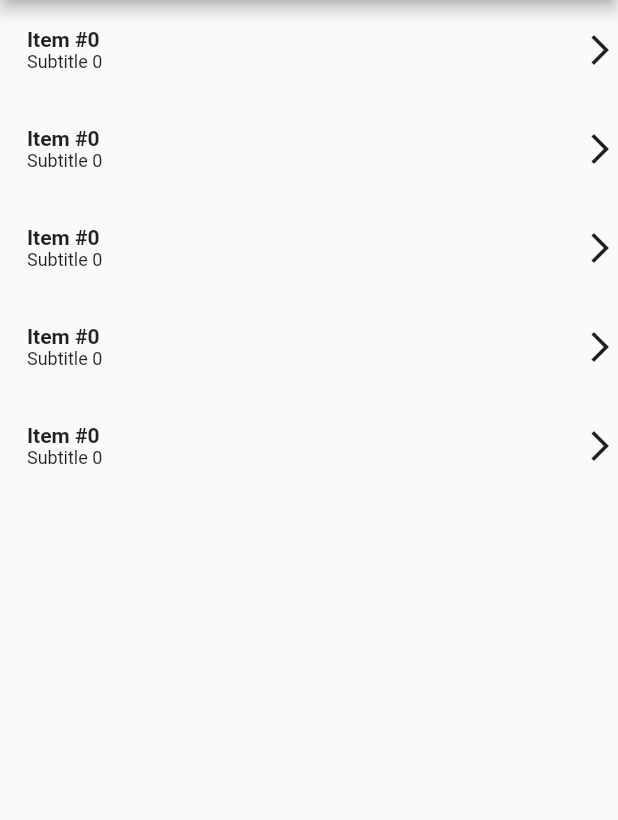
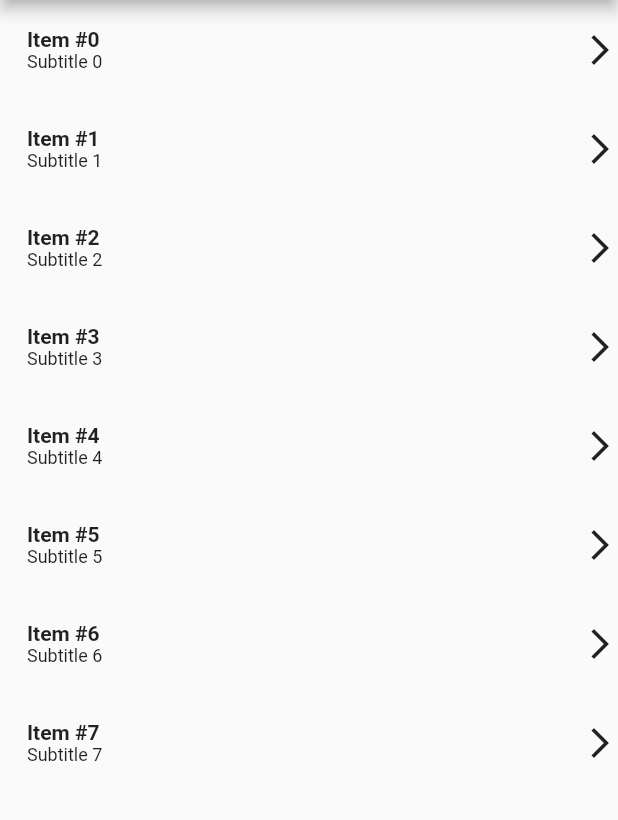
Before and after one commit to NicolasStorti/exemple-list, a Flutter app: the screen it shows after launch, on a phone screen of 412 x 824 dp, the part 84-904 px from its top. Run offline on Flutter 3.47's test engine with Material 2 defaults, Android fonts, the phone set to English and light mode, and no system bars.

Commit message:
Project Factorization

```diff
--- a/lib/main.dart
+++ b/lib/main.dart
@@ -17,21 +17,44 @@ class MyApp extends StatelessWidget {
       ),
       home: Scaffold(
         appBar: AppBar(
-          title: Text('Exemple'),
-          actions: [
+          title: const Text('Exemple'),
+          actions: const [
             Padding(
-              padding: const EdgeInsets.all(8.0),
+              padding: EdgeInsets.all(8.0),
               child: Icon(Icons.arrow_downward),
             ),
             Padding(
-              padding: const EdgeInsets.all(8.0),
+              padding: EdgeInsets.all(8.0),
               child: Icon(Icons.arrow_upward),
             ),
           ],
         ),
         body: ListView(
-          children: [
-            Row(
+          children: const[
+            ItemRow('Item #0', 'Subtitle 0'),
+            ItemRow('Item #1', 'Subtitle 1'),
+            ItemRow('Item #2', 'Subtitle 2'),
+            ItemRow('Item #3', 'Subtitle 3'),
+            ItemRow('Item #4', 'Subtitle 4'),
+            ItemRow('Item #5', 'Subtitle 5'),
+            ItemRow('Item #6', 'Subtitle 6'),
+            ItemRow('Item #7', 'Subtitle 7'),
+          ],
+        ),
+      ),
+    );
+  }
+}
+
+class ItemRow extends StatelessWidget {
+  final String title;
+  final String subtitle;
+
+  const ItemRow(this.title, this.subtitle, {Key? key}) : super(key: key);
+
+  @override
+  Widget build(BuildContext context) {
+    return Row(
       mainAxisAlignment: MainAxisAlignment.spaceBetween,
       children: [
         Padding(
@@ -40,85 +63,19 @@ class MyApp extends StatelessWidget {
             mainAxisAlignment: MainAxisAlignment.spaceBetween,
             crossAxisAlignment: CrossAxisAlignment.start,
             children: [
-                      Text('Item #0', style: TextStyle(fontWeight: FontWeight.bold),),
-                      Text('Subtitle 0', style: TextStyle(fontSize: 12),),
-                    ],
+              Text(
+                title,
+                style: const TextStyle(fontWeight: FontWeight.bold),
               ),
-                ),
-                Icon(Icons.arrow_forward_ios)
-              ],
-            ),
-            Row(
-              mainAxisAlignment: MainAxisAlignment.spaceBetween,
-              children: [
-                Padding(
-                  padding: const EdgeInsets.all(18.0),
-                  child: Column(
-                    mainAxisAlignment: MainAxisAlignment.spaceBetween,
-                    crossAxisAlignment: CrossAxisAlignment.start,
-                    children: [
-                      Text('Item #0', style: TextStyle(fontWeight: FontWeight.bold),),
-                      Text('Subtitle 0', style: TextStyle(fontSize: 12),),
-                    ],
-                  ),
-                ),
-                Icon(Icons.arrow_forward_ios)
-              ],
-            ),
-            Row(
-              mainAxisAlignment: MainAxisAlignment.spaceBetween,
-              children: [
-                Padding(
-                  padding: const EdgeInsets.all(18.0),
-                  child: Column(
-                    mainAxisAlignment: MainAxisAlignment.spaceBetween,
-                    crossAxisAlignment: CrossAxisAlignment.start,
-                    children: [
-                      Text('Item #0', style: TextStyle(fontWeight: FontWeight.bold),),
-                      Text('Subtitle 0', style: TextStyle(fontSize: 12),),
-                    ],
-                  ),
-                ),
-                Icon(Icons.arrow_forward_ios)
-              ],
-            ),
-            Row(
-              mainAxisAlignment: MainAxisAlignment.spaceBetween,
-              children: [
-                Padding(
-                  padding: const EdgeInsets.all(18.0),
-                  child: Column(
-                    mainAxisAlignment: MainAxisAlignment.spaceBetween,
-                    crossAxisAlignment: CrossAxisAlignment.start,
-                    children: [
-                      Text('Item #0', style: TextStyle(fontWeight: FontWeight.bold),),
-                      Text('Subtitle 0', style: TextStyle(fontSize: 12),),
-                    ],
-                  ),
-                ),
-                Icon(Icons.arrow_forward_ios)
-              ],
-            ),
-            Row(
-              mainAxisAlignment: MainAxisAlignment.spaceBetween,
-              children: [
-                Padding(
-                  padding: const EdgeInsets.all(18.0),
-                  child: Column(
-                    mainAxisAlignment: MainAxisAlignment.spaceBetween,
-                    crossAxisAlignment: CrossAxisAlignment.start,
-                    children: [
-                      Text('Item #0', style: TextStyle(fontWeight: FontWeight.bold),),
-                      Text('Subtitle 0', style: TextStyle(fontSize: 12),),
-                    ],
-                  ),
-                ),
-                Icon(Icons.arrow_forward_ios)
-              ],
+              Text(
+                subtitle,
+                style: const TextStyle(fontSize: 12),
               ),
             ],
           ),
         ),
+        const Icon(Icons.arrow_forward_ios)
+      ],
     );
   }
 }
```
Lines whose indentation alone changed are shown as unchanged.
